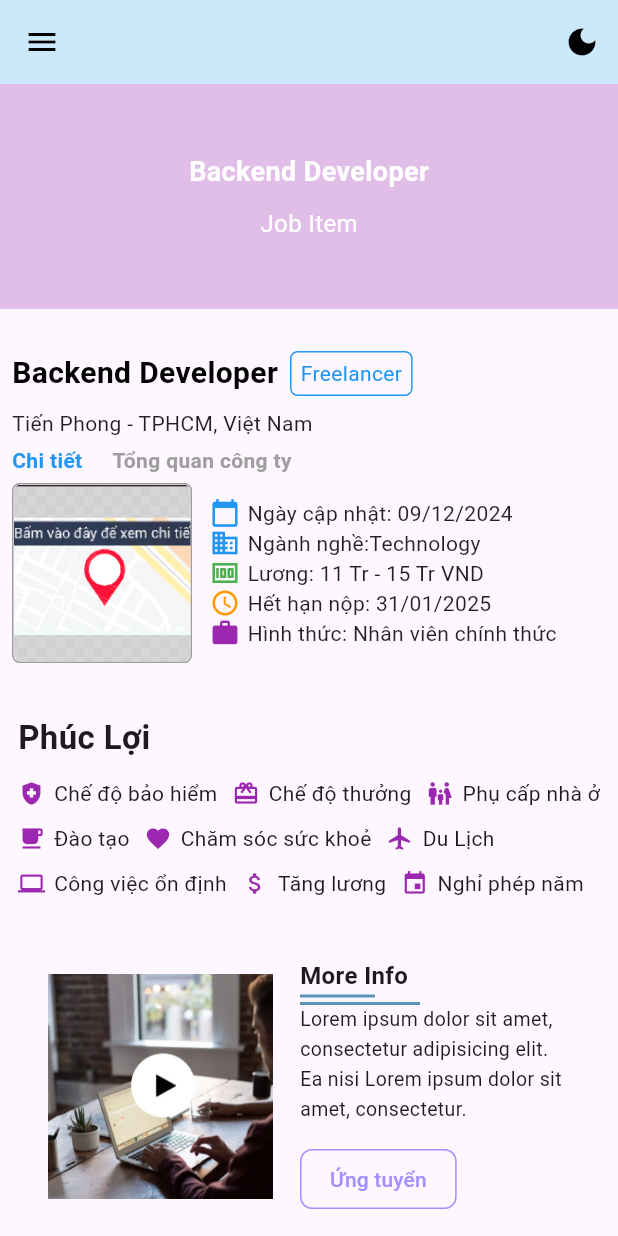
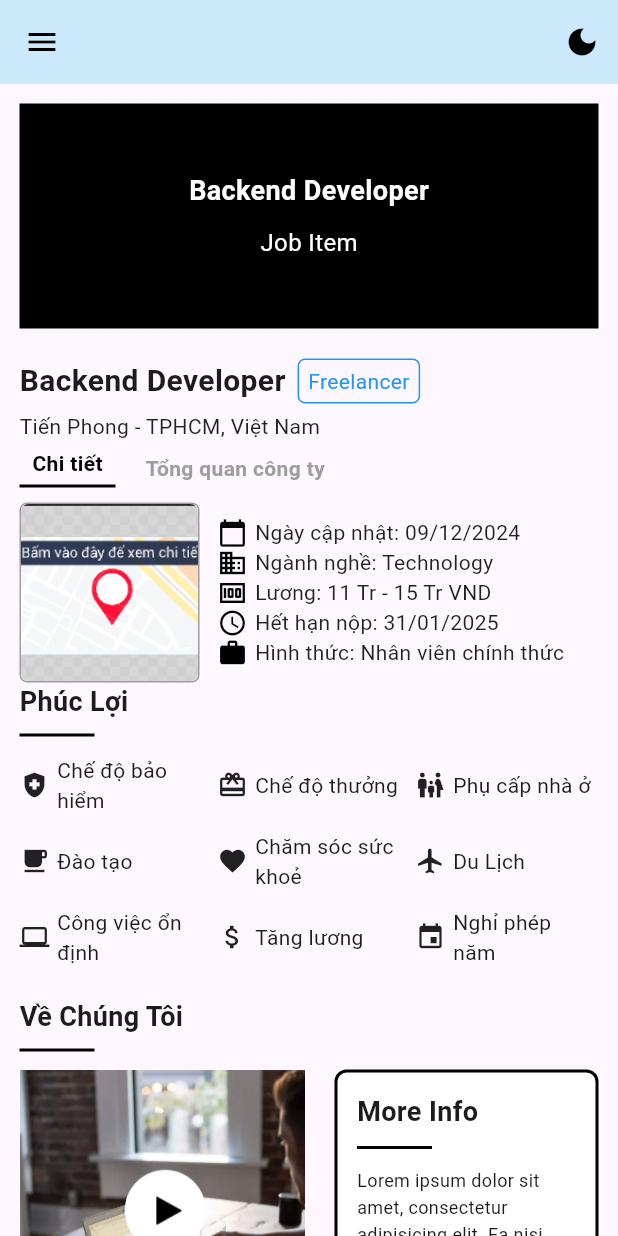
Before and after one commit to ThuPham60232004/flutter_application_project, a Flutter app: the DetailJobScreen screen opened by its route, on a phone screen of 412 x 824 dp. Run offline on Flutter 3.47's test engine with Material 3 defaults, Android fonts, the phone set to English and light mode, and no system bars; our stand-ins replace carousel_slider, shared_preferences; accounts and stored records are empty; network calls fail.

Commit message:
Thêm component (21)

```diff
--- a/lib/presentation/modal/detailjob_modal.dart
+++ b/lib/presentation/modal/detailjob_modal.dart
@@ -20,7 +20,6 @@ class ModalDetailScreen extends StatelessWidget {
           child: Column(
             crossAxisAlignment: CrossAxisAlignment.start,
             children: [
-              // Phần tiêu đề công việc
               Text(
                 'Lập trình viên Backend',
                 style: TextStyle(
@@ -39,8 +38,6 @@ class ModalDetailScreen extends StatelessWidget {
                 ),
               ),
               SizedBox(height: 16),
-
-              // Phần tải lên CV
               Container(
                 decoration: BoxDecoration(
                   color: Color(0xFFF7E0E0),
@@ -99,8 +96,6 @@ class ModalDetailScreen extends StatelessWidget {
               ),
 
               SizedBox(height: 24),
-
-              // Phần thông tin cá nhân
               Text(
                 'Thông tin cá nhân',
                 style: TextStyle(
@@ -150,8 +145,6 @@ class ModalDetailScreen extends StatelessWidget {
                 onChanged: (value) {},
               ),
               SizedBox(height: 24),
-
-              // Phần thư xin việc
               Row(
                 children: [
                   Text(
@@ -187,8 +180,6 @@ class ModalDetailScreen extends StatelessWidget {
                 style: TextStyle(fontSize: 12, color: Colors.grey),
               ),
               SizedBox(height: 24),
-
-              // Nút gửi
               Center(
                 child: ElevatedButton(
                   onPressed: () {},
@@ -201,7 +192,7 @@ class ModalDetailScreen extends StatelessWidget {
                   ),
                   child: Ink(
                     decoration: BoxDecoration(
-                      gradient: PrimaryTheme.buttonPrimary, // Giả sử bạn có gradient ở đây
+                      gradient: PrimaryTheme.buttonPrimary,
                       borderRadius: BorderRadius.circular(5),
                     ),
                     child: Container(
--- a/lib/presentation/screens/detailjob_screen.dart
+++ b/lib/presentation/screens/detailjob_screen.dart
@@ -6,7 +6,6 @@ import 'package:flutter_application_project/core/widgets/widget_jobcard.dart';
 import 'package:flutter_application_project/app.dart';
 import 'package:flutter_application_project/core/widgets/widget_search.dart';
 import 'package:flutter_application_project/core/widgets/widgte_jobbanner.dart';
-import 'package:flutter_application_project/core/themes/primary_text.dart';
 import 'package:flutter_application_project/core/themes/primary_theme.dart';
 
 class DetailJobScreen extends StatefulWidget {
@@ -18,6 +17,14 @@ class DetailJobScreen extends StatefulWidget {
 
 class _DetailJobScreenState extends State<DetailJobScreen> {
   double _scrollOffset = 0.0;
+  String _currentTab = 'Chi tiết';
+
+  static const TextStyle _headerTextStyle =
+      TextStyle(fontSize: 18, fontWeight: FontWeight.bold);
+  static const TextStyle _subHeaderTextStyle =
+      TextStyle(fontSize: 16, fontWeight: FontWeight.normal);
+  static const TextStyle _defaultTextStyle =
+      TextStyle(fontSize: 14, color: Colors.black87);
 
   @override
   Widget build(BuildContext context) {
@@ -39,414 +46,332 @@ class _DetailJobScreenState extends State<DetailJobScreen> {
           return true;
         },
         child: SingleChildScrollView(
+          child: Padding(
+            padding: const EdgeInsets.all(13.0),
             child: Column(
-            mainAxisAlignment: MainAxisAlignment.center,
               children: [
                 _buildItemPage(),
                 const SizedBox(height: 20),
                 _buildPosJob(),
-              _buildBenefitSection(),
+                _buildSectionWithLine('Phúc Lợi', _buildBenefitSection()),
                 const SizedBox(height: 20),
-              _buildAboutUsHeader(),
+                _buildSectionWithLine('Về Chúng Tôi', _buildAboutUsHeader()),
                 const SizedBox(height: 20),
                 _buildText(),
                 const SizedBox(height: 20),
-              _buildHeader(),
-              const SizedBox(
-                height: 252,
-                child: JobCard(),
+                const SizedBox(height: 252, child: JobCard()),
+              ],
             ),
-            ],
           ),
         ),
       ),
     );
   }
 
-  Widget _buildHeader() {
-    return Padding(
-      padding: const EdgeInsets.symmetric(horizontal: 16.0, vertical: 20.0),
-      child: Row(
-        mainAxisAlignment: MainAxisAlignment.spaceBetween,
+  Widget _buildSectionWithLine(String title, Widget child) {
+    return Column(
+      crossAxisAlignment: CrossAxisAlignment.start,
       children: [
-          const Expanded(
-            child: Text(
-              'Gợi Ý (Công Việc Tương Tự)',
-              style: TextStyle(fontSize: 18),
-              textAlign: TextAlign.left,
+        Text(title, style: _headerTextStyle),
+        const SizedBox(height: 8),
+        Container(
+          width: 50,
+          height: 2,
+          color: Colors.black,
         ),
+        const SizedBox(height: 12),
+        child,
+      ],
+    );
+  }
+
+
+  Widget _buildItemPage() {
+    return Container(
+      width: double.infinity,
+      height: 150,
+      color: Colors.black,
+      child: Column(
+        mainAxisAlignment: MainAxisAlignment.center,
+        children: [
+          const Text(
+            'Backend Developer',
+            style: TextStyle(
+                fontSize: 18, fontWeight: FontWeight.bold, color: Colors.white),
+          ),
+          const SizedBox(height: 10),
+          const Text('Job Item',
+              style: TextStyle(fontSize: 16, color: Colors.white)),
+        ],
+      ),
+    );
+  }
+
+  Widget _buildPosJob() {
+    return Column(
+      crossAxisAlignment: CrossAxisAlignment.start,
+      children: [
+        Row(
+          children: [
+            const Text('Backend Developer',
+                style: TextStyle(fontSize: 20, fontWeight: FontWeight.bold)),
+            const SizedBox(width: 8),
+            Container(
+              padding:
+                  const EdgeInsets.symmetric(horizontal: 6.0, vertical: 4.0),
+              decoration: BoxDecoration(
+                border: Border.all(color: Colors.blue, width: 1),
+                borderRadius: BorderRadius.circular(5),
+              ),
+              child: const Text('Freelancer',
+                  style: TextStyle(fontSize: 14, color: Colors.blue)),
+            ),
+          ],
+        ),
+        const SizedBox(height: 5),
+        const Text('Tiến Phong - TPHCM, Việt Nam', style: _defaultTextStyle),
+        const SizedBox(height: 5),
+       Row(
+          children: [
+            _buildTabButton('Chi tiết', _currentTab == 'Chi tiết'),
+            const SizedBox(width: 20),
+            _buildTabButton('Tổng quan công ty', _currentTab == 'Tổng quan công ty'),
+          ],
+        ),
+
+        const SizedBox(height: 10),
+        if (_currentTab == 'Chi tiết') _buildJobDetails(),
+        if (_currentTab == 'Tổng quan công ty') _buildCompanyOverview(),
+      ],
+    );
+  }
+
+Widget _buildTabButton(String title, bool isSelected) {
+  return GestureDetector(
+    onTap: () {
+      setState(() {
+        _currentTab = title;
+      });
+    },
+    child: Column(
+      mainAxisSize: MainAxisSize.min,
+      children: [
+        Text(
+          title,
+          style: TextStyle(
+            fontSize: 14,
+            fontWeight: FontWeight.bold,
+            color: isSelected ? Colors.black : Colors.grey,
+          ),
+        ),
+        if (isSelected)
+          Container(
+            margin: const EdgeInsets.only(top: 4),
+            height: 2,
+            width: title.length * 8.0,
+            color: Colors.black,
           ),
       ],
     ),
   );
 }
-Widget _buildItemPage() {
+
+  Widget _buildJobDetails() {
+    return Row(
+      children: [
+        _buildImageContainer('assets/images/hcm_map.png'),
+        const SizedBox(width: 12),
+        _buildJobInfo(),
+      ],
+    );
+  }
+
+  Widget _buildCompanyOverview() {
     return Container(
-    width: MediaQuery.of(context).size.width,
-    height: 150,
       decoration: BoxDecoration(
-      color: Colors.purple[100],
+        color: Colors.grey[100],
+        borderRadius: BorderRadius.circular(8.0),
       ),
-    child: Center(
       child: Column(
-        mainAxisAlignment: MainAxisAlignment.center,
-        crossAxisAlignment: CrossAxisAlignment.center,
+        crossAxisAlignment: CrossAxisAlignment.start,
         children: [
-          Text(
-            'Backend Developer',
-            style: TextStyle(
-              fontSize: 18,
-              fontWeight: FontWeight.bold,
-              color: Colors.white,
-            ),
-          ),
-          SizedBox(height: 10),
-          Text(
-            'Job Item',
-            style: TextStyle(
-              fontSize: 16,
-              fontWeight: FontWeight.normal,
-              color: Colors.white,
-            ),
-          ),
+          const Text('CTY TNHH YAKULT VIET NAM',
+              style: TextStyle(fontSize: 18, fontWeight: FontWeight.bold)),
+          const SizedBox(height: 10),
+          _buildInfoRow(Icons.location_on,
+              'Địa điểm: 195 Trương Văn Bang, KP1, P Thạnh Mỹ Lợi, Tp Thủ Đức, HCM'),
+          _buildInfoRow(Icons.person, 'Người liên hệ: Ms Huyền'),
+          _buildInfoRow(Icons.group, 'Quy mô công ty: 500-999'),
+          _buildInfoRow(Icons.business_center,
+              'Loại hình hoạt động: Trách nhiệm hữu hạn'),
+          _buildInfoRow(Icons.link,
+              'Website: https://corporate.yakult.vn/tuyen-dung.html'),
         ],
-      ),
       ),
     );
   }
 
+  Widget _buildInfoRow(IconData icon, String text) {
+    return Row(
+      children: [
+        Icon(icon, size: 20),
+        const SizedBox(width: 8),
+        Expanded(
+          child: Text(text, style: _defaultTextStyle),
+        ),
+      ],
+    );
+  }
 
-Widget _buildPosJob() {
-  return Container(
-    width: MediaQuery.of(context).size.width,
-    height: 250,
+  Widget _buildBenefitSection() {
+    return GridView.builder(
+      shrinkWrap: true,
+      physics: const NeverScrollableScrollPhysics(),
+      gridDelegate: const SliverGridDelegateWithFixedCrossAxisCount(
+        crossAxisCount: 3,
+        crossAxisSpacing: 10,
+        mainAxisSpacing: 10,
+        childAspectRatio: 3,
+      ),
+      itemCount: _benefits.length,
+      itemBuilder: (context, index) {
+        final benefit = _benefits[index];
+        return Row(
+          children: [
+            Icon(benefit['icon'] as IconData, size: 20),
+            const SizedBox(width: 5),
+            Expanded(
+                child: Text(benefit['text'] as String,
+                    style: const TextStyle(fontSize: 14))),
+          ],
+        );
+      },
+    );
+  }
+
+  final List<Map<String, dynamic>> _benefits = [
+    {'icon': Icons.health_and_safety, 'text': 'Chế độ bảo hiểm'},
+    {'icon': Icons.card_giftcard, 'text': 'Chế độ thưởng'},
+    {'icon': Icons.family_restroom, 'text': 'Phụ cấp nhà ở'},
+    {'icon': Icons.local_cafe, 'text': 'Đào tạo'},
+    {'icon': Icons.favorite, 'text': 'Chăm sóc sức khoẻ'},
+    {'icon': Icons.flight, 'text': 'Du Lịch'},
+    {'icon': Icons.laptop, 'text': 'Công việc ổn định'},
+    {'icon': Icons.attach_money, 'text': 'Tăng lương'},
+    {'icon': Icons.event, 'text': 'Nghỉ phép năm'},
+  ];
+
+  Widget _buildAboutUsHeader() {
+    return Row(
+      crossAxisAlignment: CrossAxisAlignment.start,
+      children: [
+        Image.asset('assets/images/nen.png',
+            width: 190, height: 190, fit: BoxFit.cover),
+        const SizedBox(width: 20),
+        Expanded(
+          child: Container(
+            decoration: BoxDecoration(
+              color: Colors.white,
+              borderRadius: BorderRadius.circular(8.0),
+              border: Border.all(color: Colors.black, width: 2),
+            ),
+            child: Padding(
+              padding: const EdgeInsets.all(13.0),
               child: Column(
                 crossAxisAlignment: CrossAxisAlignment.start,
                 children: [
-        Padding(
-          padding: const EdgeInsets.all(8.0),
-          child: Row(
-            mainAxisAlignment: MainAxisAlignment.start,
-            children: [
-              Text(
-                'Backend Developer',
-                style: TextStyle(
-                  fontSize: 20,
-                  fontWeight: FontWeight.bold,
-                  color: Colors.black,
+                  const Text('More Info',
+                      style:
+                          TextStyle(fontSize: 18, fontWeight: FontWeight.w600)),
+                  const SizedBox(height: 10),
+                  Container(height: 2, width: 50, color: Colors.black),
+                  const SizedBox(height: 12),
+                  const Text(
+                    'Lorem ipsum dolor sit amet, consectetur adipisicing elit. Ea nisi Lorem ipsum dolor',
+                    style: TextStyle(fontSize: 12, height: 1.5),
                   ),
-              ),
-              SizedBox(width: 8),
-              Container(
-                padding: EdgeInsets.symmetric(horizontal: 6.0, vertical: 4.0),
-                decoration: BoxDecoration(
-                  border: Border.all(color: Colors.blue, width: 1),
+                  const SizedBox(height: 20),
+                  ElevatedButton(
+                    onPressed: () {},
+                    style: ElevatedButton.styleFrom(
+                      padding: EdgeInsets.zero,
+                      shape: RoundedRectangleBorder(
                         borderRadius: BorderRadius.circular(5),
                       ),
-                child: Text(
-                  'Freelancer',
+                      backgroundColor: Colors.transparent,
+                    ),
+                    child: Ink(
+                      decoration: BoxDecoration(
+                        gradient: PrimaryTheme.buttonPrimary,
+                        borderRadius: BorderRadius.circular(5),
+                      ),
+                      child: Container(
+                        padding: const EdgeInsets.symmetric(
+                          horizontal: 20,
+                          vertical: 12,
+                        ),
+                        alignment: Alignment.center,
+                        child: const Text(
+                          'Ứng tuyển',
                           style: TextStyle(
-                    fontSize: 14,
-                    fontWeight: FontWeight.normal,
-                    color: Colors.blue,
+                              color: Colors.white,
+                              fontWeight: FontWeight.bold),
+                        ),
                       ),
                     ),
                   ),
                 ],
               ),
             ),
-
-        Padding(
-          padding: const EdgeInsets.symmetric(horizontal: 8.0),
-          child: Text(
-            'Tiến Phong - TPHCM, Việt Nam',
-            style: TextStyle(
-              fontSize: 14,
-              fontWeight: FontWeight.normal,
-              color: Colors.black87,
-            ),
-          ),
-        ),
-
-        Padding(
-          padding: const EdgeInsets.symmetric(horizontal: 8.0, vertical: 5.0),
-          child: Row(
-            children: [
-              Text(
-                'Chi tiết',
-                style: TextStyle(
-                  fontSize: 14,
-                  fontWeight: FontWeight.bold,
-                  color: Colors.blue,
-                ),
-              ),
-              SizedBox(width: 20),
-              Text(
-                'Tổng quan công ty',
-                style: TextStyle(
-                  fontSize: 14,
-                  fontWeight: FontWeight.bold,
-                  color: Colors.grey,
-                ),
-              ),
-            ],
-          ),
-        ),
-
-        Padding(
-          padding: const EdgeInsets.symmetric(horizontal: 8.0),
-          child: Row(
-            children: [
-              Container(
-                width:120,
-                height:120,
-                decoration: BoxDecoration(
-                  border: Border.all(color: Colors.grey, width: 1),
-                  borderRadius: BorderRadius.circular(5),
-                ),
-                child: ClipRRect(
-                  borderRadius: BorderRadius.circular(5),
-                  child: Image.asset(
-                    'assets/images/hcm_map.png',
-                    fit: BoxFit.cover,
-                  ),
-                ),
-              ),
-              SizedBox(width: 12),
-              Expanded(
-                child: Column(
-                  crossAxisAlignment: CrossAxisAlignment.start,
-                  children: [
-                    Row(
-                      children: [
-                        Icon(Icons.calendar_today, color: Colors.blue, size: 20),
-                        SizedBox(width: 5),
-                        Text(
-                          'Ngày cập nhật: 09/12/2024',
-                          style: TextStyle(fontSize: 14, color: Colors.black87),
-                        ),
-                      ],
-                    ),
-                    Row(
-                      children: [
-                        Icon(Icons.business, color: Colors.blue, size: 20),
-                        SizedBox(width: 5),
-                        Text(
-                          'Ngành nghề:Technology',
-                          style: TextStyle(fontSize: 14, color: Colors.black87),
-                        ),
-                      ],
-                    ),
-                    Row(
-                      children: [
-                        Icon(Icons.money, color: Colors.green, size: 20),
-                        SizedBox(width: 5),
-                        Text(
-                          'Lương: 11 Tr - 15 Tr VND',
-                          style: TextStyle(fontSize: 14, color: Colors.black87),
-                        ),
-                      ],
-                    ),
-                    Row(
-                      children: [
-                        Icon(Icons.access_time, color: Colors.orange, size: 20),
-                        SizedBox(width: 5),
-                        Text(
-                          'Hết hạn nộp: 31/01/2025',
-                          style: TextStyle(fontSize: 14, color: Colors.black87),
-                        ),
-                      ],
-                    ),
-                    Row(
-                      children: [
-                        Icon(Icons.work, color: Colors.purple, size: 20),
-                        SizedBox(width: 5),
-                        Text(
-                          'Hình thức: Nhân viên chính thức',
-                          style: TextStyle(fontSize: 14, color: Colors.black87),
-                        ),
-                      ],
-                    ),
-                  ],
-                ),
-              ),
-            ],
-          ),
-        ),
-      ],
-    ),
-  );
-}
-
-
-
-
-
-
-
-
-  Widget _buildBenefitSection() {
-    return Column(
-      crossAxisAlignment: CrossAxisAlignment.start,
-      children: [
-        const Text(
-          'Phúc Lợi',
-          style: TextStyle(fontSize: 22, fontWeight: FontWeight.bold),
-        ),
-        const SizedBox(height: 12),
-        Wrap(
-          spacing: 10,
-          runSpacing: 10,
-          children: [
-            _buildBenefitItem(Icons.health_and_safety, 'Chế độ bảo hiểm'),
-            _buildBenefitItem(Icons.card_giftcard, 'Chế độ thưởng'),
-            _buildBenefitItem(Icons.family_restroom, 'Phụ cấp nhà ở'),
-            _buildBenefitItem(Icons.local_cafe, 'Đào tạo'),
-            _buildBenefitItem(Icons.favorite, 'Chăm sóc sức khoẻ'),
-            _buildBenefitItem(Icons.flight, 'Du Lịch'),
-            _buildBenefitItem(Icons.laptop, 'Công việc ổn định'),
-            _buildBenefitItem(Icons.attach_money, 'Tăng lương'),
-            _buildBenefitItem(Icons.event, 'Nghỉ phép năm'),
-          ],
-        ),
-        const SizedBox(height: 20),
-        ClipRRect(
-          borderRadius: BorderRadius.circular(12.0),
-          child: Stack(
-            alignment: Alignment.center,
           ),
         ),
       ],
     );
   }
 
-  Widget _buildBenefitItem(IconData icon, String text) {
-    return Row(
-      mainAxisSize: MainAxisSize.min,
-      children: [
-        Icon(icon, size: 18, color: Colors.purple),
-        const SizedBox(width: 6),
-        Text(text, style: const TextStyle(fontSize: 14)),
-      ],
+  Widget _buildText() {
+    return const Text(
+      'This is a placeholder text for additional information about the job or company. You can customize this section further based on your requirements.',
+      style: TextStyle(fontSize: 14, height: 1.5),
     );
   }
 
-Widget _buildAboutUsHeader() {
-  return Padding(
-    padding: const EdgeInsets.symmetric(horizontal: 32.0),
-    child: Row(
-      mainAxisAlignment: MainAxisAlignment.spaceBetween,
-      children: [
-        Image.asset(
-          'assets/images/nen.png',
-          width: 150,
-          height: 150,
-          fit: BoxFit.cover,
+  Widget _buildImageContainer(String assetPath) {
+    return Container(
+      width: 120,
+      height: 120,
+      decoration: BoxDecoration(
+        border: Border.all(color: Colors.grey),
+        borderRadius: BorderRadius.circular(5),
       ),
-        Column(
-          crossAxisAlignment: CrossAxisAlignment.start,
-          children: [
-            const Text(
-              'More Info',
-              style: TextStyle(fontSize: 16, fontWeight: FontWeight.w600),
-            ),
-            const SizedBox(height: 1.0),
-            _buildAboutUsDecoration(),
-            const SizedBox(
-              width: 180,
-              child: Text(
-                'Lorem ipsum dolor sit amet, consectetur adipisicing elit. Ea nisi Lorem ipsum dolor sit amet, consectetur.',
-                style: TextStyle(fontSize: 13, height: 1.5),
-              ),
-            ),
-            const SizedBox(height: 12),
-            OutlinedButton(
-              onPressed: () {
-              },
-              style: OutlinedButton.styleFrom(
-                side: const BorderSide(color:  const Color(0xFFA290FF)),
-                padding: const EdgeInsets.symmetric(horizontal: 20, vertical: 10),
-                shape: RoundedRectangleBorder(
-                  borderRadius: BorderRadius.circular(8.0),
-                ),
-              ),
-              child: const Text(
-                'Ứng tuyển',
-                style: TextStyle(fontSize: 14, color:  const Color(0xFFA290FF)),
-              ),
-            ),
-          ],
-        ),
-      ],
+      child: ClipRRect(
+        borderRadius: BorderRadius.circular(5),
+        child: Image.asset(assetPath, fit: BoxFit.cover),
       ),
     );
   }
-Widget _buildText() {
-  return Padding(
-    padding: const EdgeInsets.symmetric(horizontal: 32.0, vertical: 16.0),
+
+  Widget _buildJobInfo() {
+    return Expanded(
       child: Column(
         crossAxisAlignment: CrossAxisAlignment.start,
         children: [
-        const Text(
-          'Lorem ipsum dolor sit amet, consectetur adipiscing elit. Unde, iure beatae! Voluptas tempora doloremque atque repudiandae maiores odio magni. Illo ut nihil officia numquam in. Delenti pariatur at minima quaerat!',
-          style: TextStyle(fontSize: 16, height: 1.5),
-        ),
-        const SizedBox(height: 16),
-        const Text(
-          'Qui corrupti animi, dignissimos veritatis, necessitatibus consequuntur nobis, placeat beatae dolorum ullam harum at atque dolor! Accusantium cupiditate ipsum placeat, vel voluptatibus non eaque, animi neque minima facere provident aspernatur!',
-          style: TextStyle(fontSize: 16, height: 1.5),
-        ),
-        const SizedBox(height: 16),
-        const Text(
-          'Porro magni numquam ex natus repellat accusamus laborum blanditiis odit consequatur at veritatis nostrum provident recusandae dolores incidunt distinctio facere, nulla odio quo tempore libero! Voluptatum porro velit, qui optio.',
-          style: TextStyle(fontSize: 16, height: 1.5),
-        ),
-        const SizedBox(height: 24),
-        Center(
-          child: ElevatedButton(
-            onPressed: () {
-              // Hành động khi nhấn vào nút
-            },
-            style: ElevatedButton.styleFrom(
-              backgroundColor: const Color(0xFFA290FF),
-              padding: const EdgeInsets.symmetric(horizontal: 30, vertical: 12),
-              shape: RoundedRectangleBorder(
-                borderRadius: BorderRadius.circular(8.0),
-              ),
-            ),
-            child: const Text(
-              'Ứng tuyển',
-              style: TextStyle(fontSize: 16),
-            ),
-          ),
-        ),
+          _buildJobDetail(Icons.calendar_today, 'Ngày cập nhật: 09/12/2024'),
+          _buildJobDetail(Icons.business, 'Ngành nghề: Technology'),
+          _buildJobDetail(Icons.money, 'Lương: 11 Tr - 15 Tr VND'),
+          _buildJobDetail(Icons.access_time, 'Hết hạn nộp: 31/01/2025'),
+          _buildJobDetail(Icons.work, 'Hình thức: Nhân viên chính thức'),
         ],
       ),
     );
   }
 
-
-
-  Widget _buildAboutUsDecoration() {
-    return Column(
-      crossAxisAlignment: CrossAxisAlignment.start,
-      children: const [
-        SizedBox(
-          width: 50,
-          height: 2,
-          child: DecoratedBox(
-            decoration: BoxDecoration(color: Color.fromARGB(255, 89, 148, 185)),
-          ),
-        ),
-        SizedBox(height: 3.0),
-        SizedBox(
-          width: 80,
-          height: 2,
-          child: DecoratedBox(
-            decoration: BoxDecoration(color: Color.fromARGB(255, 89, 148, 185)),
-          ),
-        ),
-
+  Widget _buildJobDetail(IconData icon, String text) {
+    return Row(
+      children: [
+        Icon(icon, color: Colors.black, size: 20),
+        const SizedBox(width: 5),
+        Text(text, style: _defaultTextStyle),
       ],
     );
   }
```
Lines whose indentation alone changed are shown as unchanged.
